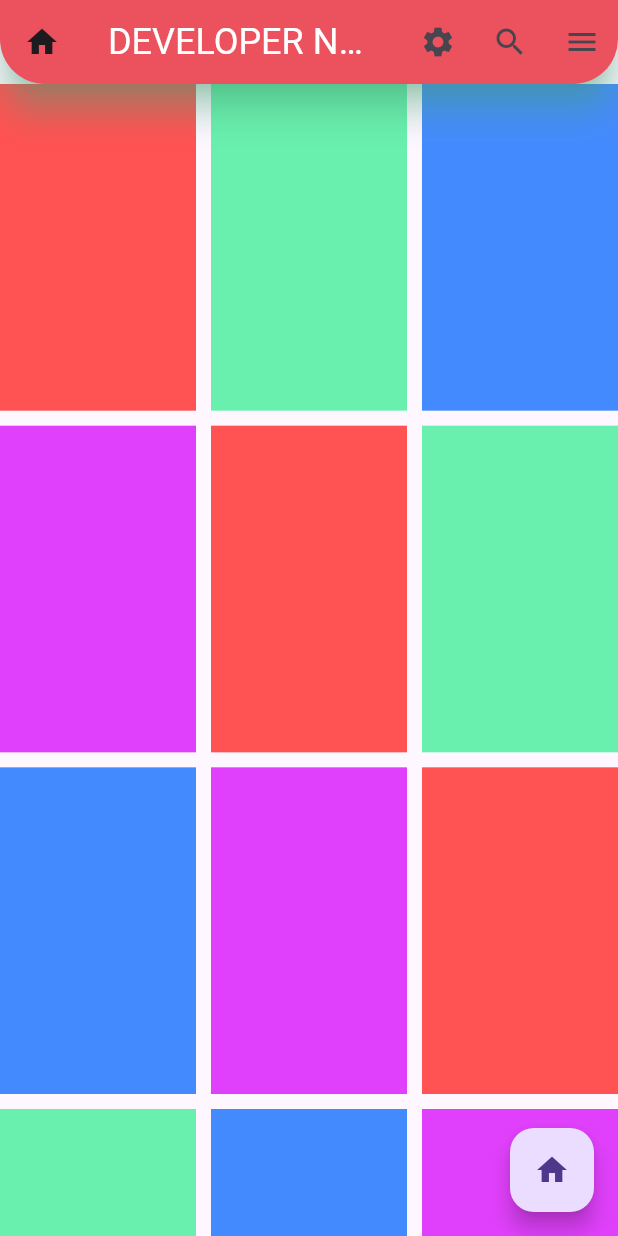
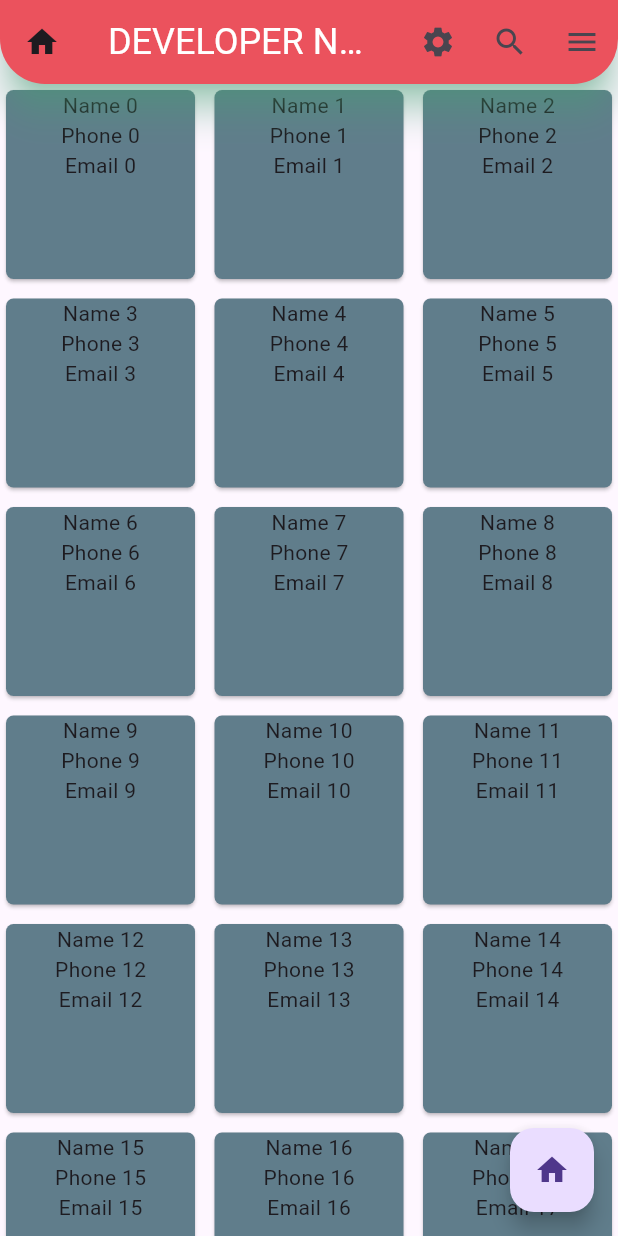
Before and after one commit to nayzawaungnza/flutter_application_1, a Flutter app: the screen it shows after launch, on a phone screen of 412 x 824 dp. Run offline on Flutter 3.47's test engine with Material 3 defaults, Android fonts, the phone set to English and light mode, and no system bars; Roboto replaces fonts that are missing (SansQH).

Commit message:
GridView

```diff
--- a/lib/main.dart
+++ b/lib/main.dart
@@ -55,51 +55,44 @@ class MyApp extends StatelessWidget {
               borderRadius: BorderRadius.only(
                   bottomLeft: Radius.circular(30),
                   bottomRight: Radius.circular(30)))),
-      body: GridView(
-        gridDelegate: SliverGridDelegateWithFixedCrossAxisCount(
-            crossAxisCount: 3,
-            mainAxisSpacing: 10,
-            crossAxisSpacing: 10,
-            childAspectRatio: 3 / 5),
-        children: [
-          Container(
-            color: Colors.redAccent,
-          ),
-          Container(
-            color: Colors.greenAccent,
-          ),
-          Container(
-            color: Colors.blueAccent,
-          ),
-          Container(
-            color: Colors.purpleAccent,
-          ),
-          Container(
-            color: Colors.redAccent,
-          ),
-          Container(
-            color: Colors.greenAccent,
-          ),
-          Container(
-            color: Colors.blueAccent,
-          ),
-          Container(
-            color: Colors.purpleAccent,
-          ),
-          Container(
-            color: Colors.redAccent,
-          ),
-          Container(
-            color: Colors.greenAccent,
-          ),
-          Container(
-            color: Colors.blueAccent,
-          ),
-          Container(
-            color: Colors.purpleAccent,
-          )
-        ],
-      ),
+      body: GridView.builder(
+          gridDelegate: SliverGridDelegateWithMaxCrossAxisExtent(
+              maxCrossAxisExtent: 200,
+              // crossAxisCount: 3,
+              crossAxisSpacing: 5,
+              mainAxisSpacing: 5),
+          itemBuilder: (context, index) {
+            return InkWell(
+              onTap: () {
+                ScaffoldMessenger.of(context).showSnackBar(SnackBar(
+                  content: Text(_list[index].name!),
+                  duration: Duration(seconds: 5),
+                  backgroundColor: Colors.redAccent,
+                  action: SnackBarAction(
+                    label: 'close',
+                    onPressed: () {},
+                    textColor: Colors.greenAccent,
+                    disabledTextColor: Colors.redAccent,
+                    disabledBackgroundColor: Colors.blueAccent,
+                    backgroundColor: Colors.amberAccent,
+                  ),
+                ));
+              },
+              child: Card(
+                shape: RoundedRectangleBorder(
+                  borderRadius: BorderRadius.circular(5),
+                ),
+                color: Colors.blueGrey,
+                child: Column(
+                  children: [
+                    Text(_list[index].name!),
+                    Text(_list[index].phone!),
+                    Text(_list[index].email!),
+                  ],
+                ),
+              ),
+            );
+          }),
       floatingActionButton: FloatingActionButton(
           child: Icon(Icons.home),
           onPressed: () {
```
